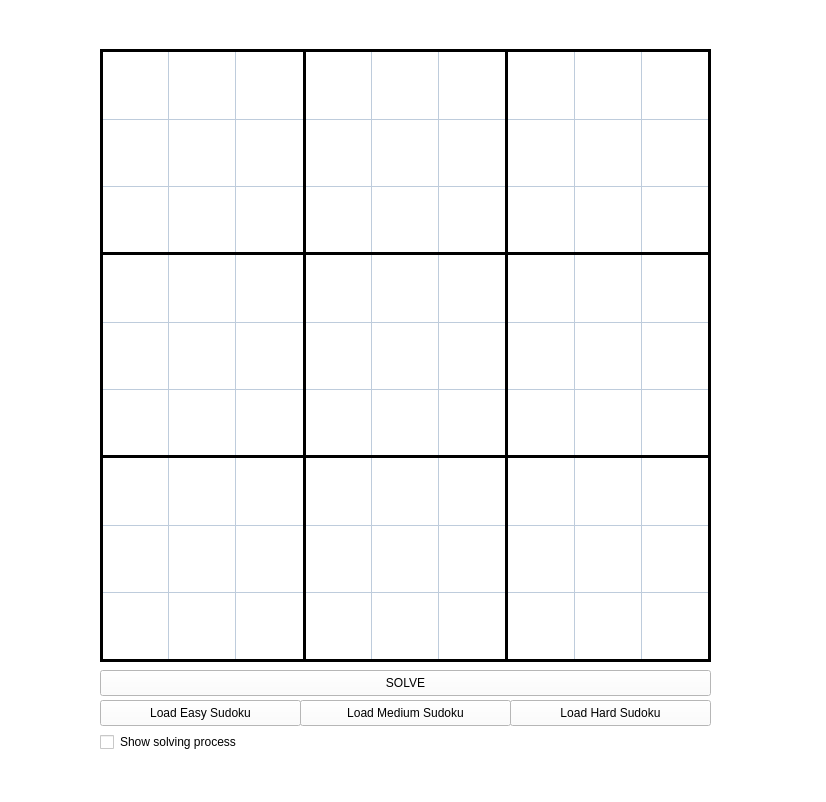
Before: the Qt Designer form src/mainwindow.ui in Alonkopilov/qt-sudoku-logic-solver, drawn with Qt 5.
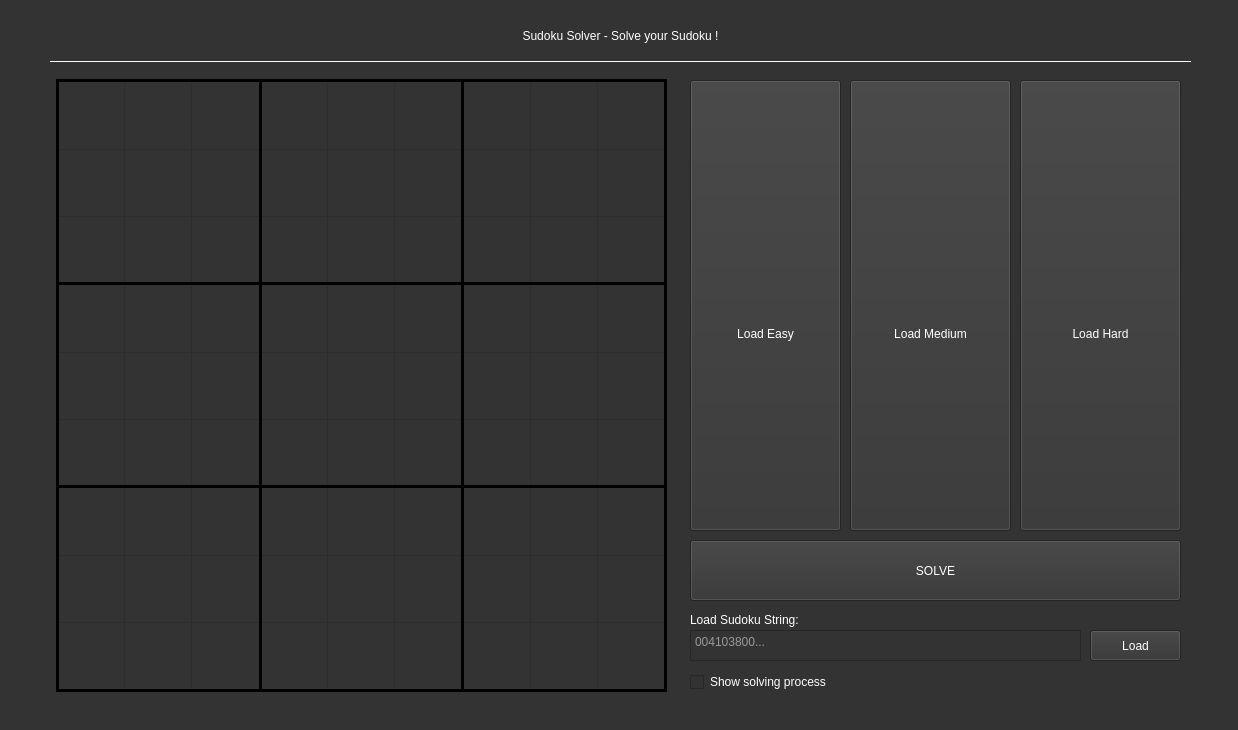
After: the same form once the commit is applied. Icons and pictures are not drawn.

Commit message: Updated the visual design

```diff
--- a/src/mainwindow.ui
+++ b/src/mainwindow.ui
@@ -6,8 +6,8 @@
    <rect>
     <x>0</x>
     <y>0</y>
-    <width>826</width>
-    <height>802</height>
+    <width>1238</width>
+    <height>730</height>
    </rect>
   </property>
   <property name="windowTitle">
@@ -17,18 +17,21 @@
    <enum>Qt::LeftToRight</enum>
   </property>
   <property name="styleSheet">
-   <string notr="true">background-color: rgb(255, 255, 255);
+   <string notr="true">background-color: rgb(51, 51, 51);
 border-color: rgb(193, 125, 17);</string>
   </property>
   <property name="windowFilePath">
    <string/>
   </property>
+  <property name="inputMethodHints">
+   <set>Qt::ImhDigitsOnly</set>
+  </property>
   <widget class="QWidget" name="centralwidget">
    <widget class="QWidget" name="gridLayoutWidget">
     <property name="geometry">
      <rect>
-      <x>100</x>
-      <y>50</y>
+      <x>56</x>
+      <y>80</y>
       <width>611</width>
       <height>611</height>
      </rect>
@@ -42,8 +45,8 @@
    <widget class="Line" name="line_1">
     <property name="geometry">
      <rect>
-      <x>100</x>
-      <y>243</y>
+      <x>56</x>
+      <y>273</y>
       <width>611</width>
       <height>20</height>
      </rect>
@@ -65,8 +68,8 @@
    <widget class="Line" name="line_2">
     <property name="geometry">
      <rect>
-      <x>100</x>
-      <y>446</y>
+      <x>56</x>
+      <y>476</y>
       <width>611</width>
       <height>20</height>
      </rect>
@@ -88,8 +91,8 @@
    <widget class="Line" name="line_3">
     <property name="geometry">
      <rect>
-      <x>294</x>
-      <y>50</y>
+      <x>250</x>
+      <y>80</y>
       <width>20</width>
       <height>611</height>
      </rect>
@@ -111,8 +114,8 @@
    <widget class="Line" name="line_4">
     <property name="geometry">
      <rect>
-      <x>496</x>
-      <y>50</y>
+      <x>452</x>
+      <y>80</y>
       <width>20</width>
       <height>611</height>
      </rect>
@@ -134,12 +137,16 @@
    <widget class="QPushButton" name="btnSolve">
     <property name="geometry">
      <rect>
-      <x>100</x>
-      <y>670</y>
-      <width>611</width>
-      <height>26</height>
+      <x>690</x>
+      <y>540</y>
+      <width>491</width>
+      <height>61</height>
      </rect>
     </property>
+    <property name="styleSheet">
+     <string notr="true">color: rgb(255, 255, 255);
+font: 12pt &quot;Montserrat&quot;;</string>
+    </property>
     <property name="text">
      <string>SOLVE</string>
     </property>
@@ -156,14 +163,14 @@
    <widget class="Line" name="line_5">
     <property name="geometry">
      <rect>
-      <x>158</x>
-      <y>50</y>
+      <x>114</x>
+      <y>80</y>
       <width>20</width>
       <height>611</height>
      </rect>
     </property>
     <property name="styleSheet">
-     <string notr="true">color: #BECCDC;
+     <string notr="true">color: #2D2D2D;
 background-color: rgba(255, 255, 0, 0);</string>
     </property>
     <property name="frameShadow">
@@ -179,8 +186,8 @@
    <widget class="Line" name="line_6">
     <property name="geometry">
      <rect>
-      <x>91</x>
-      <y>50</y>
+      <x>47</x>
+      <y>80</y>
       <width>20</width>
       <height>611</height>
      </rect>
@@ -202,14 +209,14 @@
    <widget class="Line" name="line_7">
     <property name="geometry">
      <rect>
-      <x>225</x>
-      <y>50</y>
+      <x>181</x>
+      <y>80</y>
       <width>20</width>
       <height>611</height>
      </rect>
     </property>
     <property name="styleSheet">
-     <string notr="true">color: #BECCDC;
+     <string notr="true">color: #2D2D2D;
 background-color: rgba(255, 255, 0, 0);</string>
     </property>
     <property name="frameShadow">
@@ -225,14 +232,14 @@
    <widget class="Line" name="line_8">
     <property name="geometry">
      <rect>
-      <x>361</x>
-      <y>50</y>
+      <x>317</x>
+      <y>80</y>
       <width>20</width>
       <height>611</height>
      </rect>
     </property>
     <property name="styleSheet">
-     <string notr="true">color: #BECCDC;
+     <string notr="true">color: #2D2D2D;
 background-color: rgba(255, 255, 0, 0);</string>
     </property>
     <property name="frameShadow">
@@ -248,14 +255,14 @@
    <widget class="Line" name="line_9">
     <property name="geometry">
      <rect>
-      <x>428</x>
-      <y>50</y>
+      <x>384</x>
+      <y>80</y>
       <width>20</width>
       <height>611</height>
      </rect>
     </property>
     <property name="styleSheet">
-     <string notr="true">color: #BECCDC;
+     <string notr="true">color: #2D2D2D;
 background-color: rgba(255, 255, 0, 0);</string>
     </property>
     <property name="frameShadow">
@@ -271,14 +278,14 @@
    <widget class="Line" name="line_10">
     <property name="geometry">
      <rect>
-      <x>564</x>
-      <y>50</y>
+      <x>520</x>
+      <y>80</y>
       <width>20</width>
       <height>611</height>
      </rect>
     </property>
     <property name="styleSheet">
-     <string notr="true">color: #BECCDC;
+     <string notr="true">color: #2D2D2D;
 background-color: rgba(255, 255, 0, 0);</string>
     </property>
     <property name="frameShadow">
@@ -294,14 +301,14 @@
    <widget class="Line" name="line_11">
     <property name="geometry">
      <rect>
-      <x>631</x>
-      <y>50</y>
+      <x>587</x>
+      <y>80</y>
       <width>20</width>
       <height>611</height>
      </rect>
     </property>
     <property name="styleSheet">
-     <string notr="true">color: #BECCDC;
+     <string notr="true">color: #2D2D2D;
 background-color: rgba(255, 255, 0, 0);</string>
     </property>
     <property name="frameShadow">
@@ -317,8 +324,8 @@
    <widget class="Line" name="line_12">
     <property name="geometry">
      <rect>
-      <x>699</x>
-      <y>50</y>
+      <x>655</x>
+      <y>80</y>
       <width>20</width>
       <height>611</height>
      </rect>
@@ -340,14 +347,14 @@
    <widget class="Line" name="line_13">
     <property name="geometry">
      <rect>
-      <x>100</x>
-      <y>582</y>
+      <x>56</x>
+      <y>612</y>
       <width>611</width>
       <height>20</height>
      </rect>
     </property>
     <property name="styleSheet">
-     <string notr="true">color: #BECCDC;
+     <string notr="true">color: #2D2D2D;
 background-color: rgba(255, 255, 0, 0);</string>
     </property>
     <property name="frameShadow">
@@ -363,8 +370,8 @@
    <widget class="Line" name="line_14">
     <property name="geometry">
      <rect>
-      <x>100</x>
-      <y>650</y>
+      <x>56</x>
+      <y>680</y>
       <width>611</width>
       <height>20</height>
      </rect>
@@ -386,14 +393,14 @@
    <widget class="Line" name="line_15">
     <property name="geometry">
      <rect>
-      <x>100</x>
-      <y>515</y>
+      <x>56</x>
+      <y>545</y>
       <width>611</width>
       <height>20</height>
      </rect>
     </property>
     <property name="styleSheet">
-     <string notr="true">color: #BECCDC;
+     <string notr="true">color: #2D2D2D;
 background-color: rgba(255, 255, 0, 0);</string>
     </property>
     <property name="frameShadow">
@@ -409,14 +416,14 @@
    <widget class="Line" name="line_16">
     <property name="geometry">
      <rect>
-      <x>100</x>
-      <y>379</y>
+      <x>56</x>
+      <y>409</y>
       <width>611</width>
       <height>20</height>
      </rect>
     </property>
     <property name="styleSheet">
-     <string notr="true">color: #BECCDC;
+     <string notr="true">color: #2D2D2D;
 background-color: rgba(255, 255, 0, 0);</string>
     </property>
     <property name="frameShadow">
@@ -432,14 +439,14 @@
    <widget class="Line" name="line_17">
     <property name="geometry">
      <rect>
-      <x>100</x>
-      <y>312</y>
+      <x>56</x>
+      <y>342</y>
       <width>611</width>
       <height>20</height>
      </rect>
     </property>
     <property name="styleSheet">
-     <string notr="true">color: #BECCDC;
+     <string notr="true">color: #2D2D2D;
 background-color: rgba(255, 255, 0, 0);</string>
     </property>
     <property name="frameShadow">
@@ -455,14 +462,14 @@
    <widget class="Line" name="line_18">
     <property name="geometry">
      <rect>
-      <x>100</x>
-      <y>176</y>
+      <x>56</x>
+      <y>206</y>
       <width>611</width>
       <height>20</height>
      </rect>
     </property>
     <property name="styleSheet">
-     <string notr="true">color: #BECCDC;
+     <string notr="true">color: #2D2D2D;
 background-color: rgba(255, 255, 0, 0);</string>
     </property>
     <property name="frameShadow">
@@ -478,14 +485,14 @@
    <widget class="Line" name="line_19">
     <property name="geometry">
      <rect>
-      <x>100</x>
-      <y>109</y>
+      <x>56</x>
+      <y>139</y>
       <width>611</width>
       <height>20</height>
      </rect>
     </property>
     <property name="styleSheet">
-     <string notr="true">color: #BECCDC;
+     <string notr="true">color: #2D2D2D;
 background-color: rgba(255, 255, 0, 0);</string>
     </property>
     <property name="frameShadow">
@@ -501,8 +508,8 @@
    <widget class="Line" name="line_20">
     <property name="geometry">
      <rect>
-      <x>100</x>
-      <y>40</y>
+      <x>56</x>
+      <y>70</y>
       <width>611</width>
       <height>20</height>
      </rect>
@@ -522,58 +529,103 @@
     </property>
    </widget>
    <widget class="QPushButton" name="btnLoadEasy">
+    <property name="enabled">
+     <bool>true</bool>
+    </property>
     <property name="geometry">
      <rect>
-      <x>100</x>
-      <y>700</y>
-      <width>201</width>
-      <height>26</height>
+      <x>690</x>
+      <y>80</y>
+      <width>151</width>
+      <height>451</height>
      </rect>
     </property>
     <property name="accessibleName">
      <string>btnLoadEasy</string>
     </property>
+    <property name="autoFillBackground">
+     <bool>false</bool>
+    </property>
+    <property name="styleSheet">
+     <string notr="true">color: rgb(255, 255, 255);
+image: url(:/icons/icons/iconeasy.png);
+font: 12pt &quot;Montserrat&quot;;</string>
+    </property>
     <property name="text">
-     <string>Load Easy Sudoku</string>
+     <string>
+
+
+
+Load Easy</string>
+    </property>
+    <property name="checkable">
+     <bool>false</bool>
+    </property>
+    <property name="autoDefault">
+     <bool>false</bool>
+    </property>
+    <property name="default">
+     <bool>false</bool>
+    </property>
+    <property name="flat">
+     <bool>false</bool>
     </property>
    </widget>
    <widget class="QPushButton" name="btnLoadMedium">
     <property name="geometry">
      <rect>
-      <x>300</x>
-      <y>700</y>
-      <width>211</width>
-      <height>26</height>
+      <x>850</x>
+      <y>80</y>
+      <width>161</width>
+      <height>451</height>
      </rect>
     </property>
     <property name="accessibleName">
      <string>btnLoadMedium</string>
     </property>
+    <property name="styleSheet">
+     <string notr="true">color: rgb(255, 255, 255);
+image: url(:/icons/icons/iconmedium.png);
+font: 12pt &quot;Montserrat&quot;;</string>
+    </property>
     <property name="text">
-     <string>Load Medium Sudoku</string>
+     <string>
+
+
+
+Load Medium</string>
     </property>
    </widget>
    <widget class="QPushButton" name="btnLoadHard">
     <property name="geometry">
      <rect>
-      <x>510</x>
-      <y>700</y>
-      <width>201</width>
-      <height>26</height>
+      <x>1020</x>
+      <y>80</y>
+      <width>161</width>
+      <height>451</height>
      </rect>
     </property>
     <property name="accessibleName">
      <string>btnLoadHard</string>
     </property>
+    <property name="styleSheet">
+     <string notr="true">color: rgb(255, 255, 255);
+image: url(:/icons/icons/iconhard.png);
+font: 12pt &quot;Montserrat&quot;;</string>
+    </property>
     <property name="text">
-     <string>Load Hard Sudoku</string>
+     <string>
+
+
+
+Load Hard</string>
     </property>
    </widget>
    <widget class="QCheckBox" name="cbSlowSolve">
     <property name="geometry">
      <rect>
-      <x>100</x>
-      <y>730</y>
+      <x>690</x>
+      <y>670</y>
       <width>201</width>
       <height>24</height>
      </rect>
@@ -581,10 +633,141 @@
     <property name="accessibleName">
      <string>cbSlowSolve</string>
     </property>
+    <property name="styleSheet">
+     <string notr="true">font: 10pt &quot;Montserrat&quot;;
+color: rgb(255, 255, 255);</string>
+    </property>
     <property name="text">
      <string>Show solving process</string>
     </property>
    </widget>
+   <widget class="QTextEdit" name="textEdit">
+    <property name="geometry">
+     <rect>
+      <x>690</x>
+      <y>630</y>
+      <width>391</width>
+      <height>31</height>
+     </rect>
+    </property>
+    <property name="styleSheet">
+     <string notr="true">font: 10pt &quot;Montserrat&quot;;
+color: rgb(255, 255, 255);</string>
+    </property>
+    <property name="inputMethodHints">
+     <set>Qt::ImhDigitsOnly</set>
+    </property>
+    <property name="verticalScrollBarPolicy">
+     <enum>Qt::ScrollBarAlwaysOff</enum>
+    </property>
+    <property name="horizontalScrollBarPolicy">
+     <enum>Qt::ScrollBarAlwaysOff</enum>
+    </property>
+    <property name="lineWrapMode">
+     <enum>QTextEdit::WidgetWidth</enum>
+    </property>
+    <property name="readOnly">
+     <bool>false</bool>
+    </property>
+    <property name="markdown">
+     <string/>
+    </property>
+    <property name="html">
+     <string>&lt;!DOCTYPE HTML PUBLIC &quot;-//W3C//DTD HTML 4.0//EN&quot; &quot;http://www.w3.org/TR/REC-html40/strict.dtd&quot;&gt;
+&lt;html&gt;&lt;head&gt;&lt;meta name=&quot;qrichtext&quot; content=&quot;1&quot; /&gt;&lt;meta charset=&quot;utf-8&quot; /&gt;&lt;style type=&quot;text/css&quot;&gt;
+p, li { white-space: pre-wrap; }
+hr { height: 1px; border-width: 0; }
+&lt;/style&gt;&lt;/head&gt;&lt;body style=&quot; font-family:'Montserrat'; font-size:10pt; font-weight:400; font-style:normal;&quot;&gt;
+&lt;p style=&quot;-qt-paragraph-type:empty; margin-top:0px; margin-bottom:0px; margin-left:0px; margin-right:0px; -qt-block-indent:0; text-indent:0px; font-family:'Open Sans'; font-size:12pt;&quot;&gt;&lt;br /&gt;&lt;/p&gt;&lt;/body&gt;&lt;/html&gt;</string>
+    </property>
+    <property name="placeholderText">
+     <string notr="true">004103800...</string>
+    </property>
+   </widget>
+   <widget class="QLabel" name="label">
+    <property name="geometry">
+     <rect>
+      <x>690</x>
+      <y>610</y>
+      <width>141</width>
+      <height>20</height>
+     </rect>
+    </property>
+    <property name="styleSheet">
+     <string notr="true">font: 10pt &quot;Montserrat&quot;;
+color: rgb(255, 255, 255);</string>
+    </property>
+    <property name="text">
+     <string>Load Sudoku String:</string>
+    </property>
+    <property name="alignment">
+     <set>Qt::AlignLeading|Qt::AlignLeft|Qt::AlignVCenter</set>
+    </property>
+    <property name="margin">
+     <number>0</number>
+    </property>
+   </widget>
+   <widget class="QPushButton" name="pushButton">
+    <property name="geometry">
+     <rect>
+      <x>1090</x>
+      <y>630</y>
+      <width>91</width>
+      <height>31</height>
+     </rect>
+    </property>
+    <property name="styleSheet">
+     <string notr="true">font: 10pt &quot;Montserrat&quot;;
+color: rgb(255, 255, 255);</string>
+    </property>
+    <property name="text">
+     <string>Load</string>
+    </property>
+   </widget>
+   <widget class="QLabel" name="label_2">
+    <property name="geometry">
+     <rect>
+      <x>50</x>
+      <y>10</y>
+      <width>1141</width>
+      <height>51</height>
+     </rect>
+    </property>
+    <property name="styleSheet">
+     <string notr="true">font: 22pt &quot;Montserrat&quot;;
+color: rgb(255, 255, 255);</string>
+    </property>
+    <property name="text">
+     <string>Sudoku Solver - Solve your Sudoku !</string>
+    </property>
+    <property name="alignment">
+     <set>Qt::AlignCenter</set>
+    </property>
+   </widget>
+   <widget class="Line" name="line_21">
+    <property name="geometry">
+     <rect>
+      <x>50</x>
+      <y>50</y>
+      <width>1141</width>
+      <height>20</height>
+     </rect>
+    </property>
+    <property name="styleSheet">
+     <string notr="true">
+color: rgb(255, 255, 255);</string>
+    </property>
+    <property name="frameShadow">
+     <enum>QFrame::Plain</enum>
+    </property>
+    <property name="lineWidth">
+     <number>3</number>
+    </property>
+    <property name="orientation">
+     <enum>Qt::Horizontal</enum>
+    </property>
+   </widget>
+   <zorder>line_21</zorder>
    <zorder>gridLayoutWidget</zorder>
    <zorder>btnSolve</zorder>
    <zorder>line_7</zorder>
@@ -611,13 +794,17 @@
    <zorder>btnLoadMedium</zorder>
    <zorder>btnLoadHard</zorder>
    <zorder>cbSlowSolve</zorder>
+   <zorder>textEdit</zorder>
+   <zorder>label</zorder>
+   <zorder>pushButton</zorder>
+   <zorder>label_2</zorder>
   </widget>
   <widget class="QMenuBar" name="menubar">
    <property name="geometry">
     <rect>
      <x>0</x>
      <y>0</y>
-     <width>826</width>
+     <width>1238</width>
      <height>21</height>
     </rect>
    </property>
```
The commit also changes 6 other files.
